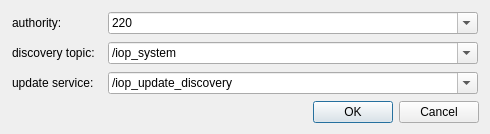
Qt form iop_rqt_access_control_fkie/src/iop_rqt_access_control_fkie/iop_rqt_access_control_config.ui (fkie/iop_gui) before a commit.
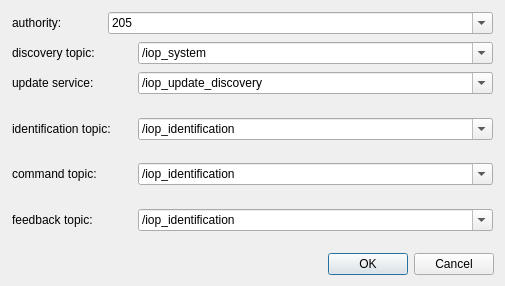
The same form after that commit.

```diff
--- a/iop_rqt_access_control_fkie/src/iop_rqt_access_control_fkie/iop_rqt_access_control_config.ui
+++ b/iop_rqt_access_control_fkie/src/iop_rqt_access_control_fkie/iop_rqt_access_control_config.ui
@@ -6,8 +6,8 @@
    <rect>
     <x>0</x>
     <y>0</y>
-    <width>490</width>
-    <height>126</height>
+    <width>505</width>
+    <height>286</height>
    </rect>
   </property>
   <property name="windowTitle">
@@ -61,7 +61,7 @@
         </property>
         <item>
          <property name="text">
-          <string>220</string>
+          <string>205</string>
          </property>
         </item>
        </widget>
@@ -88,7 +88,7 @@
        <widget class="QLabel" name="label_2">
         <property name="minimumSize">
          <size>
-          <width>90</width>
+          <width>120</width>
           <height>0</height>
          </size>
         </property>
@@ -131,7 +131,7 @@
        <widget class="QLabel" name="label_5">
         <property name="minimumSize">
          <size>
-          <width>90</width>
+          <width>120</width>
           <height>0</height>
          </size>
         </property>
@@ -161,6 +161,168 @@
      </layout>
     </widget>
    </item>
+   <item>
+    <widget class="QFrame" name="frame_8">
+     <layout class="QFormLayout" name="formLayout_6">
+      <property name="fieldGrowthPolicy">
+       <enum>QFormLayout::ExpandingFieldsGrow</enum>
+      </property>
+      <property name="leftMargin">
+       <number>1</number>
+      </property>
+      <property name="topMargin">
+       <number>1</number>
+      </property>
+      <property name="rightMargin">
+       <number>1</number>
+      </property>
+      <property name="bottomMargin">
+       <number>1</number>
+      </property>
+      <item row="0" column="0">
+       <widget class="QLabel" name="label_7">
+        <property name="minimumSize">
+         <size>
+          <width>120</width>
+          <height>0</height>
+         </size>
+        </property>
+        <property name="text">
+         <string>identification topic:</string>
+        </property>
+       </widget>
+      </item>
+      <item row="0" column="1">
+       <widget class="QComboBox" name="comboBox_identification_topic">
+        <property name="sizePolicy">
+         <sizepolicy hsizetype="MinimumExpanding" vsizetype="Fixed">
+          <horstretch>0</horstretch>
+          <verstretch>0</verstretch>
+         </sizepolicy>
+        </property>
+        <property name="editable">
+         <bool>true</bool>
+        </property>
+        <item>
+         <property name="text">
+          <string>/iop_identification</string>
+         </property>
+        </item>
+       </widget>
+      </item>
+     </layout>
+    </widget>
+   </item>
+   <item>
+    <widget class="QFrame" name="frame_9">
+     <layout class="QFormLayout" name="formLayout_7">
+      <property name="fieldGrowthPolicy">
+       <enum>QFormLayout::ExpandingFieldsGrow</enum>
+      </property>
+      <property name="leftMargin">
+       <number>1</number>
+      </property>
+      <property name="topMargin">
+       <number>1</number>
+      </property>
+      <property name="rightMargin">
+       <number>1</number>
+      </property>
+      <property name="bottomMargin">
+       <number>1</number>
+      </property>
+      <item row="0" column="0">
+       <widget class="QLabel" name="label_8">
+        <property name="minimumSize">
+         <size>
+          <width>120</width>
+          <height>0</height>
+         </size>
+        </property>
+        <property name="text">
+         <string>command topic:</string>
+        </property>
+       </widget>
+      </item>
+      <item row="0" column="1">
+       <widget class="QComboBox" name="comboBox_cmd_topic">
+        <property name="sizePolicy">
+         <sizepolicy hsizetype="MinimumExpanding" vsizetype="Fixed">
+          <horstretch>0</horstretch>
+          <verstretch>0</verstretch>
+         </sizepolicy>
+        </property>
+        <property name="editable">
+         <bool>true</bool>
+        </property>
+        <property name="currentText">
+         <string>ocu_cmd</string>
+        </property>
+        <item>
+         <property name="text">
+          <string>/iop_identification</string>
+         </property>
+        </item>
+       </widget>
+      </item>
+     </layout>
+    </widget>
+   </item>
+   <item>
+    <widget class="QFrame" name="frame_10">
+     <layout class="QFormLayout" name="formLayout_8">
+      <property name="fieldGrowthPolicy">
+       <enum>QFormLayout::ExpandingFieldsGrow</enum>
+      </property>
+      <property name="leftMargin">
+       <number>1</number>
+      </property>
+      <property name="topMargin">
+       <number>1</number>
+      </property>
+      <property name="rightMargin">
+       <number>1</number>
+      </property>
+      <property name="bottomMargin">
+       <number>1</number>
+      </property>
+      <item row="0" column="0">
+       <widget class="QLabel" name="label_9">
+        <property name="minimumSize">
+         <size>
+          <width>120</width>
+          <height>0</height>
+         </size>
+        </property>
+        <property name="text">
+         <string>feedback topic:</string>
+        </property>
+       </widget>
+      </item>
+      <item row="0" column="1">
+       <widget class="QComboBox" name="comboBox_feedback_topic">
+        <property name="sizePolicy">
+         <sizepolicy hsizetype="MinimumExpanding" vsizetype="Fixed">
+          <horstretch>0</horstretch>
+          <verstretch>0</verstretch>
+         </sizepolicy>
+        </property>
+        <property name="editable">
+         <bool>true</bool>
+        </property>
+        <property name="currentText">
+         <string>ocu_feedback</string>
+        </property>
+        <item>
+         <property name="text">
+          <string>/iop_identification</string>
+         </property>
+        </item>
+       </widget>
+      </item>
+     </layout>
+    </widget>
+   </item>
    <item>
     <widget class="QDialogButtonBox" name="buttonBox">
      <property name="orientation">
```
Left out of the diff: 33 changed lines with no effect on the pictures.
